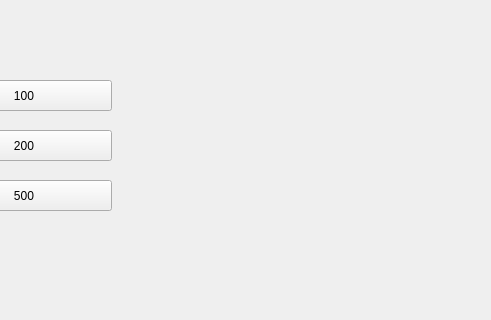
Old version of the form bankautomat/nosto.ui in the repository tvt21kmo-bank-project/group_3; both pictures show x 404 to 895 and y 0 to 320 of the 895 by 483 pixel window.
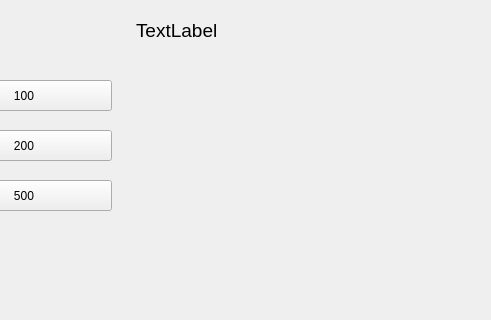
New version of the form.

Diff of the .ui file:
```diff
--- a/bankautomat/nosto.ui
+++ b/bankautomat/nosto.ui
@@ -575,6 +575,24 @@
     <string>TextLabel</string>
    </property>
   </widget>
+  <widget class="QLabel" name="lblkayttaja_2">
+   <property name="geometry">
+    <rect>
+     <x>540</x>
+     <y>20</y>
+     <width>331</width>
+     <height>21</height>
+    </rect>
+   </property>
+   <property name="font">
+    <font>
+     <pointsize>14</pointsize>
+    </font>
+   </property>
+   <property name="text">
+    <string>TextLabel</string>
+   </property>
+  </widget>
  </widget>
  <resources/>
  <connections/>
```
